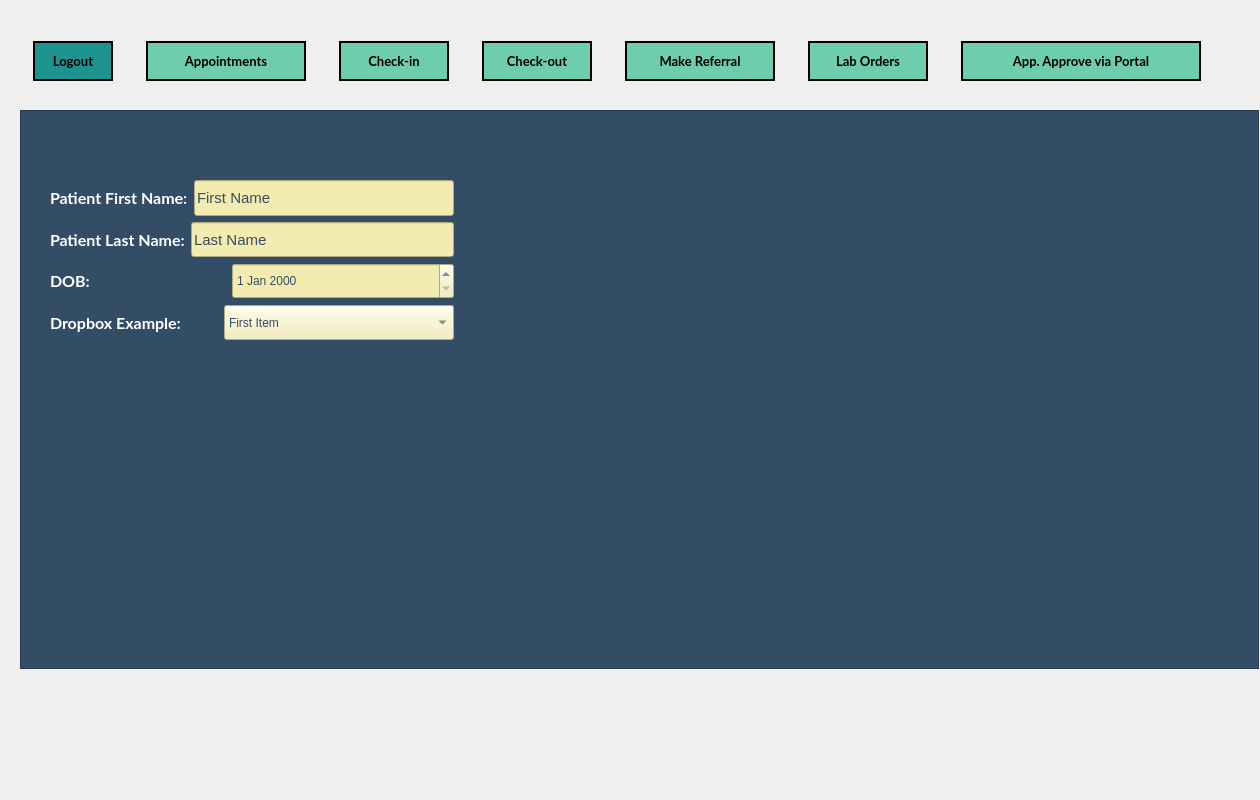
This is template.ui in mxrked/Medical-Office-Administration as Qt 5 draws it before an edit. The edited form follows.
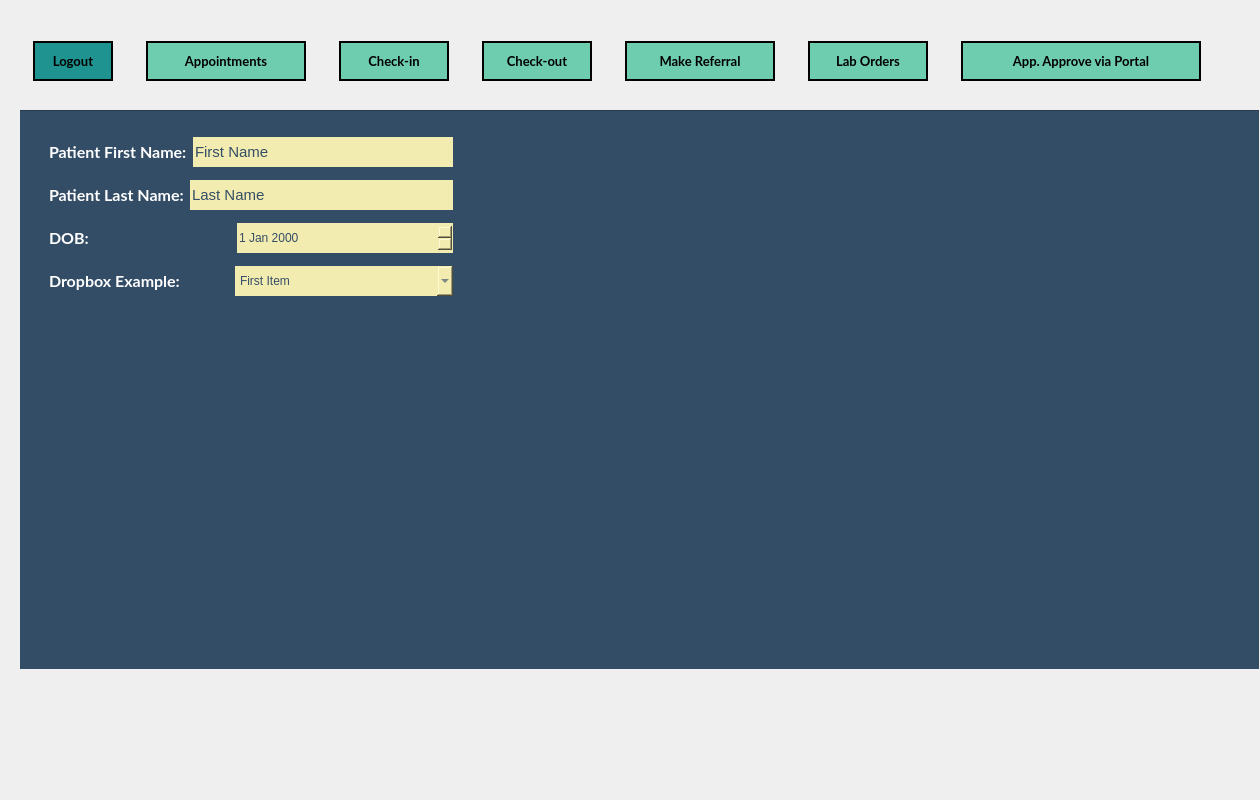
This is the edited form. Icons and pictures are not drawn.

Commit message: Fixed Layouts Showing Borders

```diff
--- a/template.ui
+++ b/template.ui
@@ -415,8 +415,12 @@
 	border-image: none;
 	background-color: rgb(52, 77, 103);
 }
+
+
+
 QLineEdit, QComboBox, QDateEdit, QDateTimeEdit {
 	border-image: none;
+    border: none;
 	min-width: 200px;
 	height: 30px;
 	background-color: #F3ECB0;
@@ -435,13 +439,32 @@
     <property name="frameShadow">
      <enum>QFrame::Raised</enum>
     </property>
+    <widget class="QFrame" name="InputFrame">
+     <property name="geometry">
+      <rect>
+       <x>-1</x>
+       <y>0</y>
+       <width>1251</width>
+       <height>561</height>
+      </rect>
+     </property>
+     <property name="styleSheet">
+      <string notr="true">border-image: none;
+</string>
+     </property>
+     <property name="frameShape">
+      <enum>QFrame::StyledPanel</enum>
+     </property>
+     <property name="frameShadow">
+      <enum>QFrame::Raised</enum>
+     </property>
     <widget class="QWidget" name="">
      <property name="geometry">
       <rect>
        <x>30</x>
-       <y>70</y>
+        <y>20</y>
        <width>404</width>
-       <height>160</height>
+        <height>174</height>
       </rect>
      </property>
      <layout class="QVBoxLayout" name="verticalLayout">
@@ -589,6 +612,7 @@
        </layout>
       </item>
      </layout>
+     </widget>
     </widget>
    </widget>
   </widget>
```
Left out of the diff: 6 changed lines with no effect on the pictures. Lines whose indentation alone changed are shown as unchanged.
